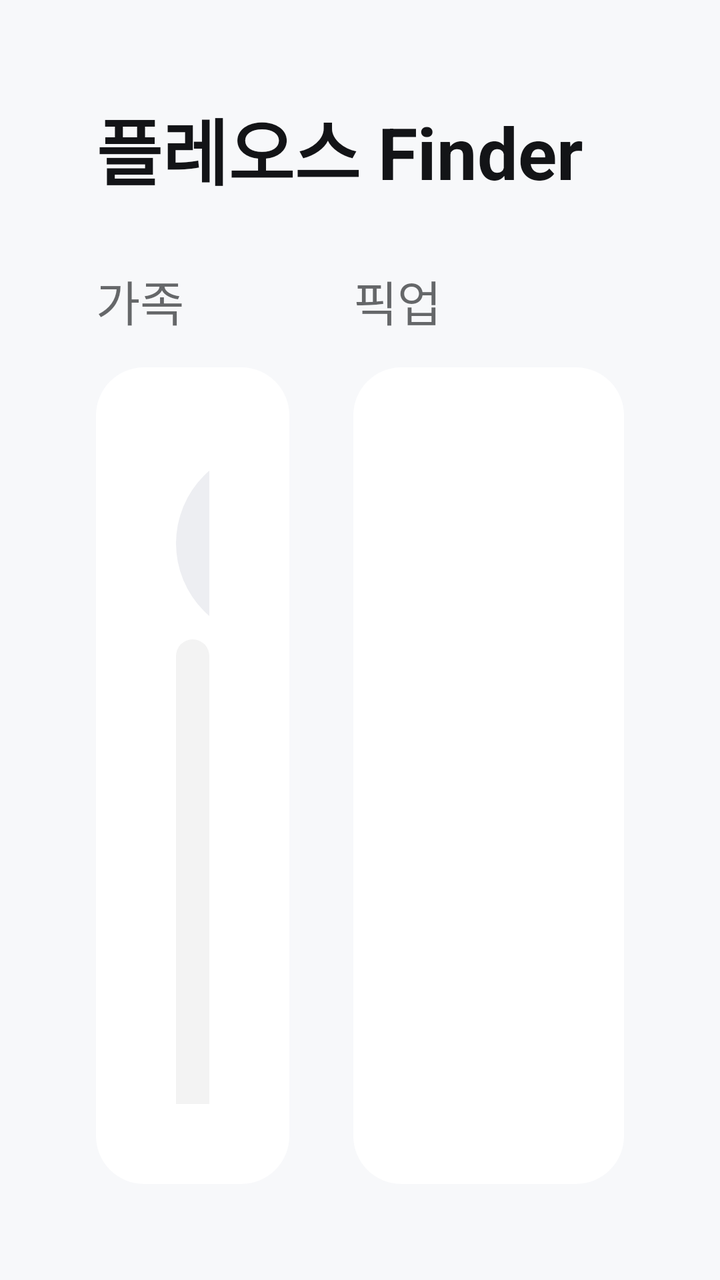
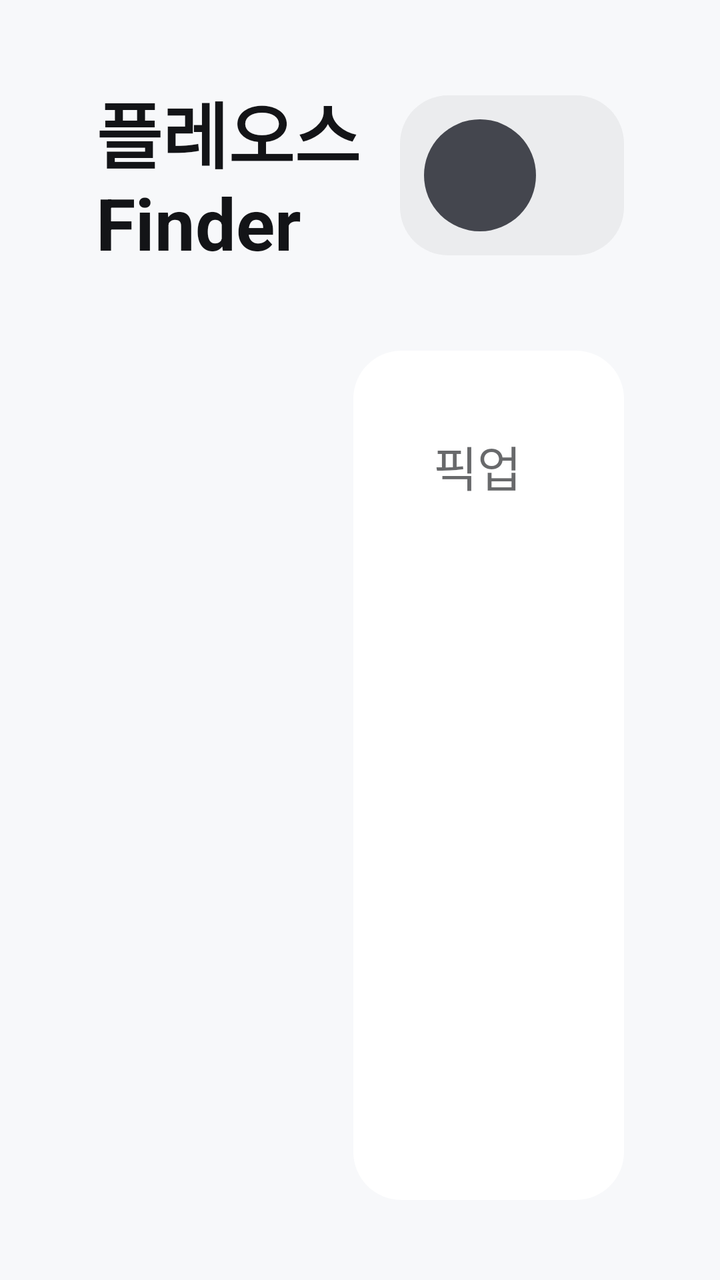

An Android layout rendered at two revisions. The XML below is the earlier revision; the diff shows what the commit changed to produce the second picture.
<!-- AndroidManifest.xml: application theme Theme.PleosFinder -->
<!-- res/layout/activity_main.xml -->
<?xml version="1.0" encoding="utf-8"?>
<FrameLayout xmlns:android="http://schemas.android.com/apk/res/android"
    xmlns:app="http://schemas.android.com/apk/res-auto"
    android:layout_width="match_parent"
    android:layout_height="match_parent"
    android:background="@color/pleos_background_primary">

    <LinearLayout
        android:layout_width="match_parent"
        android:layout_height="match_parent"
        android:orientation="vertical"
        android:padding="48dp">

        <LinearLayout
            android:layout_width="match_parent"
            android:layout_height="wrap_content"
            android:gravity="center_vertical"
            android:orientation="horizontal">

            <TextView
                android:layout_width="0dp"
                android:layout_height="wrap_content"
                android:layout_weight="1"
                android:text="@string/app_title"
                android:textAppearance="@style/TextAppearance.Pleos.Title" />

            <TextView
                android:id="@+id/accountText"
                android:layout_width="wrap_content"
                android:layout_height="wrap_content"
                android:textAppearance="@style/TextAppearance.Pleos.Label" />
        </LinearLayout>

        <LinearLayout
            android:layout_width="match_parent"
            android:layout_height="0dp"
            android:layout_marginTop="32dp"
            android:layout_weight="1"
            android:orientation="horizontal">

            
            <LinearLayout
                android:layout_width="0dp"
                android:layout_height="match_parent"
                android:layout_weight="5"
                android:orientation="vertical">

                <TextView
                    android:layout_width="wrap_content"
                    android:layout_height="wrap_content"
                    android:layout_marginBottom="16dp"
                    android:text="@string/section_family"
                    android:textAppearance="@style/TextAppearance.Pleos.Label" />

                <LinearLayout
                    style="@style/Widget.Pleos.Card"
                    android:layout_width="match_parent"
                    android:layout_height="match_parent">

                    <LinearLayout
                        android:layout_width="match_parent"
                        android:layout_height="wrap_content"
                        android:gravity="center_vertical"
                        android:orientation="horizontal">

                        <TextView
                            android:id="@+id/memberAvatar"
                            android:layout_width="96dp"
                            android:layout_height="96dp"
                            android:background="@drawable/pleos_bg_avatar"
                            android:gravity="center"
                            android:textAppearance="@style/TextAppearance.Pleos.Title" />

                        <LinearLayout
                            android:layout_width="0dp"
                            android:layout_height="wrap_content"
                            android:layout_marginStart="32dp"
                            android:layout_weight="1"
                            android:orientation="vertical">

                            <TextView
                                android:id="@+id/memberName"
                                android:layout_width="wrap_content"
                                android:layout_height="wrap_content"
                                android:textAppearance="@style/TextAppearance.Pleos.Title" />

                            <LinearLayout
                                android:layout_width="wrap_content"
                                android:layout_height="wrap_content"
                                android:layout_marginTop="8dp"
                                android:gravity="center_vertical"
                                android:orientation="horizontal">

                                <View
                                    android:id="@+id/memberDot"
                                    android:layout_width="16dp"
                                    android:layout_height="16dp"
                                    android:layout_marginEnd="12dp"
                                    android:background="@drawable/pleos_dot" />

                                <TextView
                                    android:id="@+id/memberStatus"
                                    android:layout_width="wrap_content"
                                    android:layout_height="wrap_content"
                                    android:textAppearance="@style/TextAppearance.Pleos.BodySmall" />
                            </LinearLayout>
                        </LinearLayout>
                    </LinearLayout>

                    <Space
                        android:layout_width="match_parent"
                        android:layout_height="0dp"
                        android:layout_weight="1" />

                    <Button
                        android:id="@+id/inviteButton"
                        style="@style/Widget.Pleos.Button.Basic"
                        android:layout_width="match_parent"
                        android:layout_height="wrap_content"
                        android:layout_marginBottom="24dp"
                        android:text="@string/action_invite" />

                    <Button
                        android:id="@+id/startPickupButton"
                        style="@style/Widget.Pleos.Button.Filled"
                        android:layout_width="match_parent"
                        android:layout_height="wrap_content"
                        android:enabled="false"
                        android:text="@string/action_start_pickup" />
                </LinearLayout>
            </LinearLayout>

            
            <LinearLayout
                android:layout_width="0dp"
                android:layout_height="match_parent"
                android:layout_marginStart="32dp"
                android:layout_weight="7"
                android:orientation="vertical">

                <TextView
                    android:layout_width="wrap_content"
                    android:layout_height="wrap_content"
                    android:layout_marginBottom="16dp"
                    android:text="@string/section_pickup"
                    android:textAppearance="@style/TextAppearance.Pleos.Label" />

                <LinearLayout
                    style="@style/Widget.Pleos.Card"
                    android:layout_width="match_parent"
                    android:layout_height="match_parent">

                    <LinearLayout
                        android:layout_width="match_parent"
                        android:layout_height="wrap_content"
                        android:gravity="center_vertical"
                        android:orientation="horizontal">

                        <TextView
                            android:id="@+id/pickupHeadline"
                            android:layout_width="0dp"
                            android:layout_height="wrap_content"
                            android:layout_weight="1"
                            android:textAppearance="@style/TextAppearance.Pleos.Headline" />

                        <com.google.android.material.progressindicator.CircularProgressIndicator
                            android:id="@+id/pickupProgress"
                            android:layout_width="wrap_content"
                            android:layout_height="wrap_content"
                            android:indeterminate="true"
                            android:visibility="gone"
                            app:indicatorColor="@color/pleos_text_tertiary"
                            app:indicatorSize="56dp"
                            app:trackThickness="6dp" />
                    </LinearLayout>

                    <TextView
                        android:id="@+id/pickupDetail"
                        android:layout_width="match_parent"
                        android:layout_height="wrap_content"
                        android:layout_marginTop="16dp"
                        android:textAppearance="@style/TextAppearance.Pleos.Body" />

                    <LinearLayout
                        android:id="@+id/pickupMetrics"
                        android:layout_width="match_parent"
                        android:layout_height="wrap_content"
                        android:layout_marginTop="48dp"
                        android:orientation="horizontal"
                        android:visibility="gone">

                        <LinearLayout
                            android:layout_width="0dp"
                            android:layout_height="wrap_content"
                            android:layout_weight="1"
                            android:orientation="vertical">

                            <TextView
                                android:id="@+id/remainDistance"
                                android:layout_width="wrap_content"
                                android:layout_height="wrap_content"
                                android:textAppearance="@style/TextAppearance.Pleos.Headline" />

                            <TextView
                                android:layout_width="wrap_content"
                                android:layout_height="wrap_content"
                                android:text="@string/label_remain_distance"
                                android:textAppearance="@style/TextAppearance.Pleos.Label" />
                        </LinearLayout>

                        <LinearLayout
                            android:layout_width="0dp"
                            android:layout_height="wrap_content"
                            android:layout_weight="1"
                            android:orientation="vertical">

                            <TextView
                                android:id="@+id/remainTime"
                                android:layout_width="wrap_content"
                                android:layout_height="wrap_content"
                                android:textAppearance="@style/TextAppearance.Pleos.Headline" />

                            <TextView
                                android:layout_width="wrap_content"
                                android:layout_height="wrap_content"
                                android:text="@string/label_remain_time"
                                android:textAppearance="@style/TextAppearance.Pleos.Label" />
                        </LinearLayout>
                    </LinearLayout>

                    <Space
                        android:layout_width="match_parent"
                        android:layout_height="0dp"
                        android:layout_weight="1" />

                    <Button
                        android:id="@+id/pickupActionButton"
                        style="@style/Widget.Pleos.Button.Basic"
                        android:layout_width="match_parent"
                        android:layout_height="wrap_content"
                        android:visibility="gone" />
                </LinearLayout>
            </LinearLayout>
        </LinearLayout>
    </LinearLayout>

    <TextView
        android:id="@+id/toast"
        style="@style/Widget.Pleos.Toast"
        android:layout_width="wrap_content"
        android:layout_height="wrap_content"
        android:layout_gravity="bottom|center_horizontal"
        android:layout_margin="@dimen/pleos_toast_margin"
        android:visibility="gone" />

</FrameLayout>
<!-- resources referenced by this layout -->
<resources>
  <color name="pleos_text_tertiary">#A3131417</color>
  <dimen name="pleos_toast_margin">24dp</dimen>
  <!-- drawable pleos_dot (drawable) -->
  <?xml version="1.0" encoding="utf-8"?>
  <shape xmlns:android="http://schemas.android.com/apk/res/android" android:shape="oval">
      <solid android:color="@android:color/white" />
  </shape>
  <string name="action_invite">가족 그룹에 초대</string>
  <string name="action_start_pickup">픽업 시작</string>
  <string name="app_title">플레오스 Finder</string>
  <string name="label_remain_distance">남은 거리</string>
  <string name="label_remain_time">도착까지</string>
  <string name="section_family">가족</string>
  <string name="section_pickup">픽업</string>
  <color name="pleos_basic_50">#F7F8FA</color>
  <dimen name="pleos_text_body">28sp</dimen>
  <color name="pleos_text_secondary">#D6131417</color>
  <dimen name="pleos_text_body_small">26sp</dimen>
  <dimen name="pleos_text_headline">48sp</dimen>
  <color name="pleos_text_primary">#FF131417</color>
  <dimen name="pleos_text_label">24sp</dimen>
  <dimen name="pleos_text_title">36sp</dimen>
  <dimen name="pleos_button_height_medium">80dp</dimen>
  <dimen name="pleos_button_height_large">100dp</dimen>
  <dimen name="pleos_card_padding">40dp</dimen>
  <color name="pleos_toast_text">#FFFFFFFF</color>
  <dimen name="pleos_toast_padding_horizontal">40dp</dimen>
  <dimen name="pleos_toast_padding_vertical">24dp</dimen>
  <dimen name="pleos_toast_max_width">792dp</dimen>
  <color name="pleos_basic_600">#44464E</color>
  <color name="pleos_basic_700">#313236</color>
  <color name="pleos_text_on_filled">#FFFFFFFF</color>
  <color name="pleos_informative_active">#02C265</color>
  <color name="pleos_basic_00">#FFFFFF</color>
  <color name="pleos_basic_100">#EDEEF2</color>
  <color name="pleos_button_disabled">#0D131417</color>
  <dimen name="pleos_button_radius_medium">24dp</dimen>
  <color name="pleos_button_basic_pressed">#1A131417</color>
  <color name="pleos_button_basic_enabled">#0D131417</color>
  <dimen name="pleos_button_radius_large">32dp</dimen>
  <dimen name="pleos_card_radius">24dp</dimen>
  <color name="pleos_toast_background">#D6131417</color>
  <dimen name="pleos_toast_radius">16dp</dimen>
  <!-- unchanged entries left out for length: 20 -->
</resources>

<!-- the commit's change to res/layout/activity_main.xml (unified diff, before → after) -->
@@ -9,7 +9,10 @@
         android:layout_width="match_parent"
         android:layout_height="match_parent"
         android:orientation="vertical"
-        android:padding="48dp">
+        android:paddingStart="48dp"
+        android:paddingTop="40dp"
+        android:paddingEnd="48dp"
+        android:paddingBottom="40dp">
 
         <LinearLayout
             android:layout_width="match_parent"
@@ -24,135 +27,84 @@
                 android:text="@string/app_title"
                 android:textAppearance="@style/TextAppearance.Pleos.Title" />
 
-            <TextView
-                android:id="@+id/accountText"
+            
+            <LinearLayout
+                android:id="@+id/profileChip"
                 android:layout_width="wrap_content"
-                android:layout_height="wrap_content"
-                android:textAppearance="@style/TextAppearance.Pleos.Label" />
+                android:layout_height="80dp"
+                android:background="@drawable/pleos_bg_button_basic"
+                android:gravity="center_vertical"
+                android:orientation="horizontal"
+                android:paddingStart="12dp"
+                android:paddingEnd="28dp"
+                android:stateListAnimator="@animator/pleos_press_scale">
+
+                <TextView
+                    android:id="@+id/profileAvatar"
+                    android:layout_width="56dp"
+                    android:layout_height="56dp"
+                    android:background="@drawable/pleos_bg_avatar"
+                    android:backgroundTint="@color/pleos_button_filled_enabled"
+                    android:gravity="center"
+                    android:textAppearance="@style/TextAppearance.Pleos.Label"
+                    android:textColor="@color/pleos_text_on_filled"
+                    android:textStyle="bold" />
+
+                <TextView
+                    android:id="@+id/profileName"
+                    android:layout_width="wrap_content"
+                    android:layout_height="wrap_content"
+                    android:layout_marginStart="16dp"
+                    android:textAppearance="@style/TextAppearance.Pleos.Label"
+                    android:textColor="@color/pleos_text_primary" />
+            </LinearLayout>
         </LinearLayout>
 
         <LinearLayout
             android:layout_width="match_parent"
             android:layout_height="0dp"
-            android:layout_marginTop="32dp"
+            android:layout_marginTop="8dp"
             android:layout_weight="1"
             android:orientation="horizontal">
 
             
-            <LinearLayout
+            <ScrollView
                 android:layout_width="0dp"
                 android:layout_height="match_parent"
                 android:layout_weight="5"
-                android:orientation="vertical">
-
-                <TextView
-                    android:layout_width="wrap_content"
+                android:scrollbars="none">
+
+                <LinearLayout
+                    android:id="@+id/listContainer"
+                    android:layout_width="match_parent"
                     android:layout_height="wrap_content"
-                    android:layout_marginBottom="16dp"
-                    android:text="@string/section_family"
-                    android:textAppearance="@style/TextAppearance.Pleos.Label" />
-
+                    android:orientation="vertical" />
+            </ScrollView>
+
+            <FrameLayout
+                android:layout_width="0dp"
+                android:layout_height="match_parent"
+                android:layout_marginStart="32dp"
+                android:layout_marginTop="32dp"
+                android:layout_weight="7">
+
+                
                 <LinearLayout
+                    android:id="@+id/pickupPanel"
                     style="@style/Widget.Pleos.Card"
                     android:layout_width="match_parent"
                     android:layout_height="match_parent">
 
-                    <LinearLayout
-                        android:layout_width="match_parent"
-                        android:layout_height="wrap_content"
-                        android:gravity="center_vertical"
-                        android:orientation="horizontal">
-
-                        <TextView
-                            android:id="@+id/memberAvatar"
-                            android:layout_width="96dp"
-                            android:layout_height="96dp"
-                            android:background="@drawable/pleos_bg_avatar"
-                            android:gravity="center"
-                            android:textAppearance="@style/TextAppearance.Pleos.Title" />
-
-                        <LinearLayout
-                            android:layout_width="0dp"
-                            android:layout_height="wrap_content"
-                            android:layout_marginStart="32dp"
-                            android:layout_weight="1"
-                            android:orientation="vertical">
-
-                            <TextView
-                                android:id="@+id/memberName"
-                                android:layout_width="wrap_content"
-                                android:layout_height="wrap_content"
-                                android:textAppearance="@style/TextAppearance.Pleos.Title" />
-
-                            <LinearLayout
-                                android:layout_width="wrap_content"
-                                android:layout_height="wrap_content"
-                                android:layout_marginTop="8dp"
-                                android:gravity="center_vertical"
-                                android:orientation="horizontal">
-
-                                <View
-                                    android:id="@+id/memberDot"
-                                    android:layout_width="16dp"
-                                    android:layout_height="16dp"
-                                    android:layout_marginEnd="12dp"
-                                    android:background="@drawable/pleos_dot" />
-
-                                <TextView
-                                    android:id="@+id/memberStatus"
-                                    android:layout_width="wrap_content"
-                                    android:layout_height="wrap_content"
-                                    android:textAppearance="@style/TextAppearance.Pleos.BodySmall" />
-                            </LinearLayout>
-                        </LinearLayout>
-                    </LinearLayout>
-
-                    <Space
-                        android:layout_width="match_parent"
-                        android:layout_height="0dp"
-                        android:layout_weight="1" />
-
-                    <Button
-                        android:id="@+id/inviteButton"
-                        style="@style/Widget.Pleos.Button.Basic"
-                        android:layout_width="match_parent"
-                        android:layout_height="wrap_content"
-                        android:layout_marginBottom="24dp"
-                        android:text="@string/action_invite" />
-
-                    <Button
-                        android:id="@+id/startPickupButton"
-                        style="@style/Widget.Pleos.Button.Filled"
-                        android:layout_width="match_parent"
-                        android:layout_height="wrap_content"
-                        android:enabled="false"
-                        android:text="@string/action_start_pickup" />
-                </LinearLayout>
-            </LinearLayout>
-
-            
-            <LinearLayout
-                android:layout_width="0dp"
-                android:layout_height="match_parent"
-                android:layout_marginStart="32dp"
-                android:layout_weight="7"
-                android:orientation="vertical">
-
-                <TextView
-                    android:layout_width="wrap_content"
-                    android:layout_height="wrap_content"
-                    android:layout_marginBottom="16dp"
-                    android:text="@string/section_pickup"
-                    android:textAppearance="@style/TextAppearance.Pleos.Label" />
-
-                <LinearLayout
-                    style="@style/Widget.Pleos.Card"
-                    android:layout_width="match_parent"
-                    android:layout_height="match_parent">
-
-                    <LinearLayout
-                        android:layout_width="match_parent"
-                        android:layout_height="wrap_content"
+                    <TextView
+                        android:layout_width="wrap_content"
+                        android:layout_height="wrap_content"
+                        android:text="@string/section_pickup"
+                        android:textAppearance="@style/TextAppearance.Pleos.Label" />
+
+                    <LinearLayout
+                        android:layout_width="match_parent"
+                        android:layout_height="wrap_content"
+                        android:layout_marginTop="8dp"
                         android:gravity="center_vertical"
                         android:orientation="horizontal">
 
@@ -240,7 +192,149 @@
                         android:layout_height="wrap_content"
                         android:visibility="gone" />
                 </LinearLayout>
-            </LinearLayout>
+
+                
+                <LinearLayout
+                    android:id="@+id/groupPanel"
+                    style="@style/Widget.Pleos.Card"
+                    android:layout_width="match_parent"
+                    android:layout_height="match_parent"
+                    android:visibility="gone">
+
+                    <LinearLayout
+                        android:layout_width="match_parent"
+                        android:layout_height="wrap_content"
+                        android:gravity="center_vertical"
+                        android:orientation="horizontal">
+
+                        <TextView
+                            android:id="@+id/groupName"
+                            android:layout_width="0dp"
+                            android:layout_height="wrap_content"
+                            android:layout_weight="1"
+                            android:textAppearance="@style/TextAppearance.Pleos.Headline" />
+
+                        <Button
+                            android:id="@+id/groupCloseButton"
+                            style="@style/Widget.Pleos.Button.Basic"
+                            android:layout_width="wrap_content"
+                            android:layout_height="wrap_content"
+                            android:text="@string/action_close" />
+                    </LinearLayout>
+
+                    <ScrollView
+                        android:layout_width="match_parent"
+                        android:layout_height="0dp"
+                        android:layout_marginTop="16dp"
+                        android:layout_weight="1"
+                        android:scrollbars="none">
+
+                        <LinearLayout
+                            android:id="@+id/groupMembers"
+                            android:layout_width="match_parent"
+                            android:layout_height="wrap_content"
+                            android:orientation="vertical" />
+                    </ScrollView>
+
+                    
+                    <LinearLayout
+                        android:id="@+id/groupInviteBox"
+                        android:layout_width="match_parent"
+                        android:layout_height="wrap_content"
+                        android:layout_marginTop="16dp"
+                        android:orientation="horizontal"
+                        android:visibility="gone">
+
+                        <Button
+                            android:id="@+id/groupAcceptButton"
+                            style="@style/Widget.Pleos.Button.Filled"
+                            android:layout_width="0dp"
+                            android:layout_height="wrap_content"
+                            android:layout_weight="1"
+                            android:text="@string/action_join_group" />
+
+                        <Button
+                            android:id="@+id/groupDeclineButton"
+                            style="@style/Widget.Pleos.Button.Basic"
+                            android:layout_width="0dp"
+                            android:layout_height="wrap_content"
+                            android:layout_marginStart="24dp"
+                            android:layout_weight="1"
+                            android:text="@string/action_decline" />
+                    </LinearLayout>
+
+                    
+                    <LinearLayout
+                        android:id="@+id/groupShareBox"
+                        android:layout_width="match_parent"
+                        android:layout_height="wrap_content"
+                        android:layout_marginTop="16dp"
+                        android:orientation="vertical">
+
+                        <TextView
+                            android:id="@+id/groupShareTitle"
+                            android:layout_width="wrap_content"
+                            android:layout_height="wrap_content"
+                            android:textAppearance="@style/TextAppearance.Pleos.Label" />
+
+                        <LinearLayout
+                            android:layout_width="match_parent"
+                            android:layout_height="wrap_content"
+                            android:layout_marginTop="12dp"
+                            android:gravity="center_vertical"
+                            android:orientation="horizontal">
+
+                            <RadioGroup
+                                android:id="@+id/groupShareGroup"
+                                android:layout_width="0dp"
+                                android:layout_height="@dimen/pleos_segment_height"
+                                android:layout_weight="1"
+                                android:background="@drawable/pleos_bg_segment_container"
+                                android:orientation="horizontal"
+                                android:padding="@dimen/pleos_segment_inset">
+
+                                <RadioButton
+                                    android:id="@+id/groupShareAlways"
+                                    style="@style/Widget.Pleos.Segment"
+                                    android:text="@string/permission_always" />
+
+                                <RadioButton
+                                    android:id="@+id/groupShareTemporary"
+                                    style="@style/Widget.Pleos.Segment"
+                                    android:text="@string/permission_temporary" />
+
+                                <RadioButton
+                                    android:id="@+id/groupShareOff"
+                                    style="@style/Widget.Pleos.Segment"
+                                    android:text="@string/permission_off" />
+                            </RadioGroup>
+
+                            <Button
+                                android:id="@+id/groupExtendButton"
+                                style="@style/Widget.Pleos.Button.Basic"
+                                android:layout_width="wrap_content"
+                                android:layout_height="wrap_content"
+                                android:layout_marginStart="24dp"
+                                android:text="@string/action_extend_30" />
+                        </LinearLayout>
+
+                        <TextView
+                            android:id="@+id/groupShareDetail"
+                            android:layout_width="match_parent"
+                            android:layout_height="wrap_content"
+                            android:layout_marginTop="12dp"
+                            android:textAppearance="@style/TextAppearance.Pleos.BodySmall" />
+
+                        <Button
+                            android:id="@+id/groupInviteButton"
+                            style="@style/Widget.Pleos.Button.Basic"
+                            android:layout_width="match_parent"
+                            android:layout_height="wrap_content"
+                            android:layout_marginTop="24dp"
+                            android:text="@string/action_invite_from_contacts" />
+                    </LinearLayout>
+                </LinearLayout>
+            </FrameLayout>
         </LinearLayout>
     </LinearLayout>
 
<!-- resource entries referenced after the edit -->
@@ -1,19 +1,39 @@
 <!-- resources referenced by this layout -->
 <resources>
   <color name="pleos_text_tertiary">#A3131417</color>
+  <dimen name="pleos_segment_height">100dp</dimen>
+  <dimen name="pleos_segment_inset">8dp</dimen>
   <dimen name="pleos_toast_margin">24dp</dimen>
-  <!-- drawable pleos_dot (drawable) -->
+  <!-- drawable pleos_bg_segment_container (drawable) -->
   <?xml version="1.0" encoding="utf-8"?>
-  <shape xmlns:android="http://schemas.android.com/apk/res/android" android:shape="oval">
-      <solid android:color="@android:color/white" />
+  <shape xmlns:android="http://schemas.android.com/apk/res/android">
+      <solid android:color="@color/pleos_button_basic_enabled" />
+      <corners android:radius="@dimen/pleos_segment_radius" />
   </shape>
-  <string name="action_invite">가족 그룹에 초대</string>
-  <string name="action_start_pickup">픽업 시작</string>
+  <string name="action_close">닫기</string>
+  <string name="action_decline">거절</string>
+  <string name="action_extend_30">+30분</string>
+  <string name="action_invite_from_contacts">연락처에서 초대</string>
+  <string name="action_join_group">그룹 참여</string>
   <string name="app_title">플레오스 Finder</string>
   <string name="label_remain_distance">남은 거리</string>
   <string name="label_remain_time">도착까지</string>
-  <string name="section_family">가족</string>
+  <string name="permission_always">항상 허용</string>
+  <string name="permission_off">끄기</string>
+  <string name="permission_temporary">일시적 허용</string>
   <string name="section_pickup">픽업</string>
+  <style name="Widget.Pleos.Segment" parent="">
+          <item name="android:layout_width">0dp</item>
+          <item name="android:layout_height">match_parent</item>
+          <item name="android:layout_weight">1</item>
+          <item name="android:button">@null</item>
+          <item name="android:gravity">center</item>
+          <item name="android:background">@drawable/pleos_bg_segment_item</item>
+          <item name="android:textColor">@color/pleos_segment_text</item>
+          <item name="android:textSize">@dimen/pleos_text_label</item>
+          <item name="android:textStyle">bold</item>
+          <item name="android:elevation">0dp</item>
+      </style>
   <color name="pleos_basic_50">#F7F8FA</color>
   <dimen name="pleos_text_body">28sp</dimen>
   <color name="pleos_text_secondary">#D6131417</color>
@@ -25,6 +45,16 @@
   <dimen name="pleos_button_height_medium">80dp</dimen>
   <dimen name="pleos_button_height_large">100dp</dimen>
   <dimen name="pleos_card_padding">40dp</dimen>
+  <!-- drawable pleos_bg_segment_item (drawable) -->
+  <?xml version="1.0" encoding="utf-8"?>
+  <selector xmlns:android="http://schemas.android.com/apk/res/android">
+      <item android:state_checked="true">
+          <shape><solid android:color="@color/pleos_segment_selected" /><corners android:radius="@dimen/pleos_segment_item_radius" /></shape>
+      </item>
+      <item>
+          <shape><solid android:color="@android:color/transparent" /><corners android:radius="@dimen/pleos_segment_item_radius" /></shape>
+      </item>
+  </selector>
   <color name="pleos_toast_text">#FFFFFFFF</color>
   <dimen name="pleos_toast_padding_horizontal">40dp</dimen>
   <dimen name="pleos_toast_padding_vertical">24dp</dimen>
@@ -39,8 +69,11 @@
   <dimen name="pleos_button_radius_medium">24dp</dimen>
   <color name="pleos_button_basic_pressed">#1A131417</color>
   <color name="pleos_button_basic_enabled">#0D131417</color>
+  <dimen name="pleos_segment_radius">50dp</dimen>
   <dimen name="pleos_button_radius_large">32dp</dimen>
   <dimen name="pleos_card_radius">24dp</dimen>
+  <color name="pleos_segment_selected">@color/pleos_basic_00</color>
+  <dimen name="pleos_segment_item_radius">42dp</dimen>
   <color name="pleos_toast_background">#D6131417</color>
   <dimen name="pleos_toast_radius">16dp</dimen>
   <!-- unchanged entries left out for length: 20 -->
